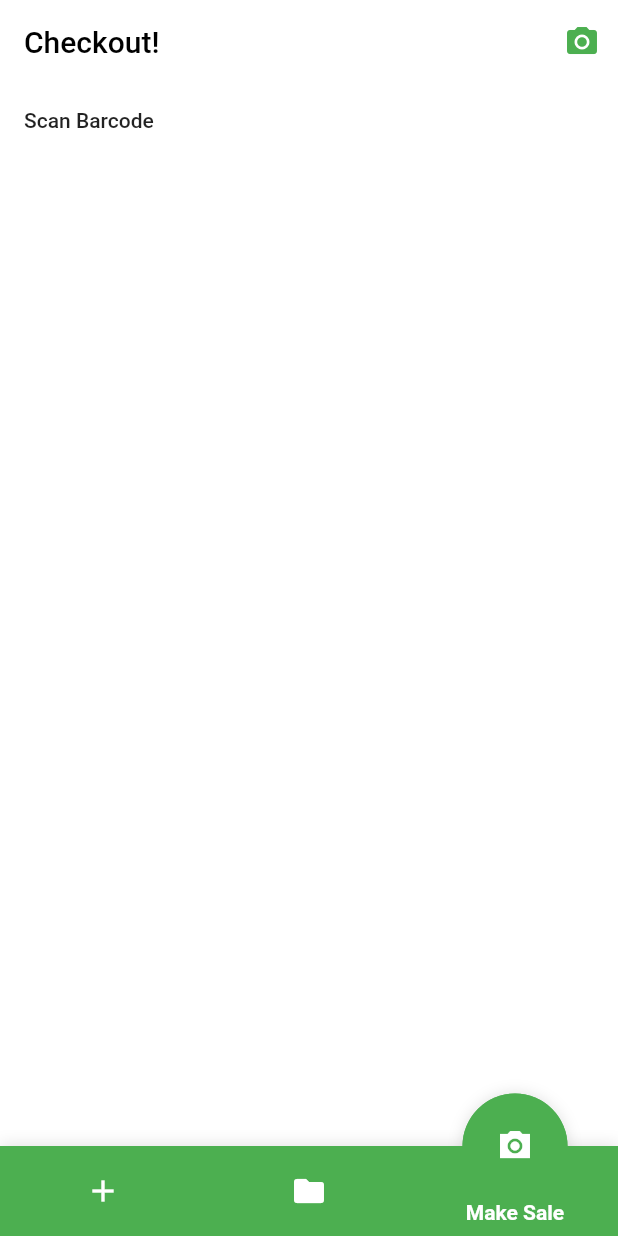
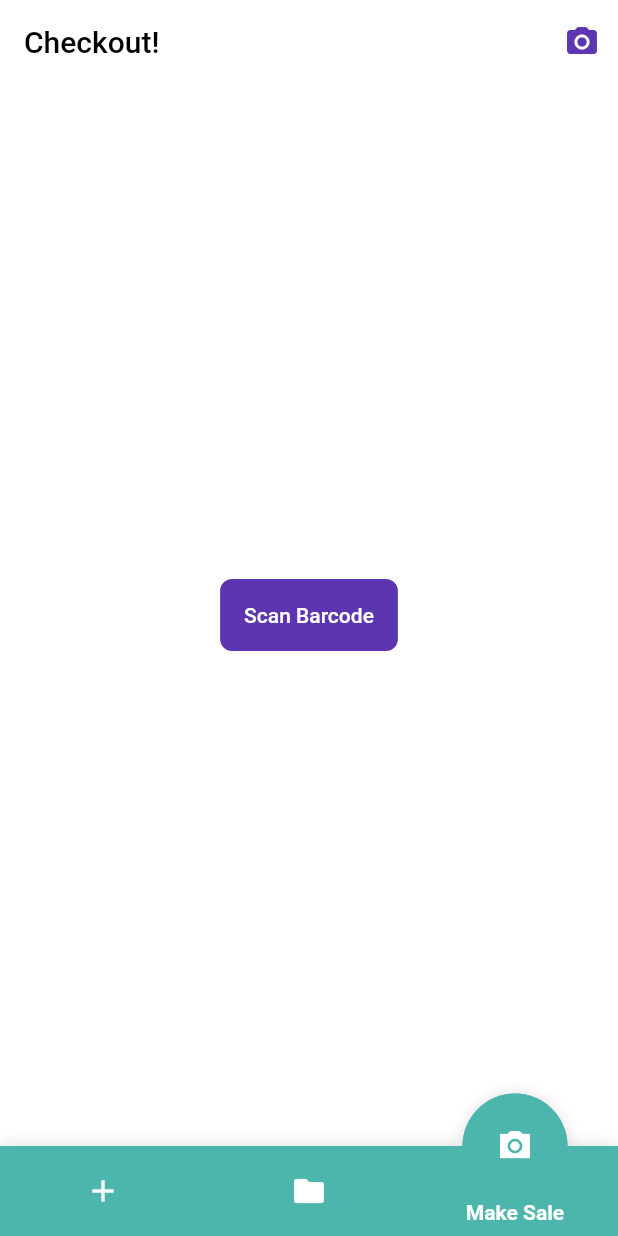
Before and after one commit to carlMobileDev/brother_app, a Flutter app: the screen it shows after launch, item 3 of the bottom bar chosen, on a phone screen of 412 x 824 dp. Run offline on Flutter 3.47's test engine with Material 2 defaults, Android fonts, the phone set to English and light mode, and no system bars; drawn by our look-alikes of fancy_bottom_navigation; our stand-ins replace another_flushbar, flutter_form_builder, image_picker, moor, moor_flutter, permission_handler; missing offline and left inert: another_brother, barcode, barcode_image, flutter_barcode_scanner; generated files the repository leaves out were written again.

Commit message:
finilizing mvp

```diff
--- a/lib/main.dart
+++ b/lib/main.dart
@@ -57,8 +57,8 @@ class _MyHomePageState extends State<MyHomePage> {
           bottomNavigationBar: FancyBottomNavigation(
             initialSelection: 1,
             tabs: _tabs,
-            circleColor: Colors.green,
-            barBackgroundColor: Colors.green,
+            circleColor: Theme.of(context).primaryColor,
+            barBackgroundColor: Theme.of(context).primaryColor,
             activeIconColor: Colors.white,
             textColor: Colors.white,
             inactiveIconColor: Colors.white,
--- a/lib/pages/checkout_page.dart
+++ b/lib/pages/checkout_page.dart
@@ -5,6 +5,7 @@ import 'dart:math';
 import 'package:another_flushbar/flushbar.dart';
 import 'package:brother_app/db/db.dart';
 import 'package:brother_app/providers/checkout_provider.dart';
+import 'package:brother_app/util/custom_theme.dart';
 import 'package:brother_app/widgets/checkout_item_dialog.dart';
 import 'package:flutter/material.dart';
 import 'package:flutter/services.dart';
@@ -34,7 +35,7 @@ class _BarcodeReaderState extends State<BarcodeReader> {
           title: "Success",
           message: "Scan another Item!",
           duration: (Duration(seconds: 1)),
-          backgroundColor: Colors.green,
+          backgroundColor: myTheme().accentColor,
         ).show(context);
         Timer(Duration(seconds: 1), () {
           if (barcode.isNotEmpty) _scanBarcode();
@@ -126,9 +127,9 @@ class _BarcodeReaderState extends State<BarcodeReader> {
           ),
           actions: [
             IconButton(
-                icon: const Icon(
+                icon: Icon(
                   Icons.camera_alt,
-                  color: Colors.green,
+                  color: myTheme().accentColor,
                 ),
                 onPressed: () {
                   setState(() {
@@ -153,15 +154,20 @@ class _BarcodeReaderState extends State<BarcodeReader> {
                 double totalCost = 0;
                 List<ProductData> products = snapshot.data as List<ProductData>;
                 if (products.isEmpty) {
-                  return Column(
-                    children: [
-                      MaterialButton(
-                          child: Text("Scan Barcode"), onPressed: _scanBarcode),
-                      // MaterialButton(
-                      //   child: Text("Checkout from catalog"),
-                      //   onPressed: _getCatalog,
-                      // )
-                    ],
+                  return Center(
+                    child: Container(
+                      decoration: BoxDecoration(
+                          color: myTheme().accentColor,
+                          borderRadius: BorderRadius.circular(8)),
+                      child: MaterialButton(
+                          child: Text("Scan Barcode",
+                              style: TextStyle(color: Colors.white)),
+                          onPressed: _scanBarcode),
+                    ),
+                    // MaterialButton(
+                    //   child: Text("Checkout from catalog"),
+                    //   onPressed: _getCatalog,
+                    // )
                   );
                 } else {
                   for (var product in products) {
@@ -190,7 +196,7 @@ class _BarcodeReaderState extends State<BarcodeReader> {
                                   decoration: BoxDecoration(
                                       borderRadius:
                                           BorderRadius.all(Radius.circular(15)),
-                                      color: Colors.green),
+                                      color: myTheme().primaryColor),
                                   child: makeListTile(
                                       product, scannedIds[product.id]))),
                         SizedBox(height: 70),
--- a/lib/util/custom_theme.dart
+++ b/lib/util/custom_theme.dart
@@ -2,7 +2,8 @@ import 'package:flutter/material.dart';
 
 ThemeData myTheme() {
   return ThemeData(
-      primarySwatch: Colors.green,
+      primaryColor: Colors.teal[300],
+      accentColor: Colors.deepPurple[600],
       backgroundColor: Colors.white,
       appBarTheme: AppBarTheme(backgroundColor: Colors.white));
 }
```
Also changed, not shown: lib/pages/create_item_page.dart (+32 -12 lines), lib/widgets/catalog_gridview.dart (+6 -5 lines), pubspec.lock.
